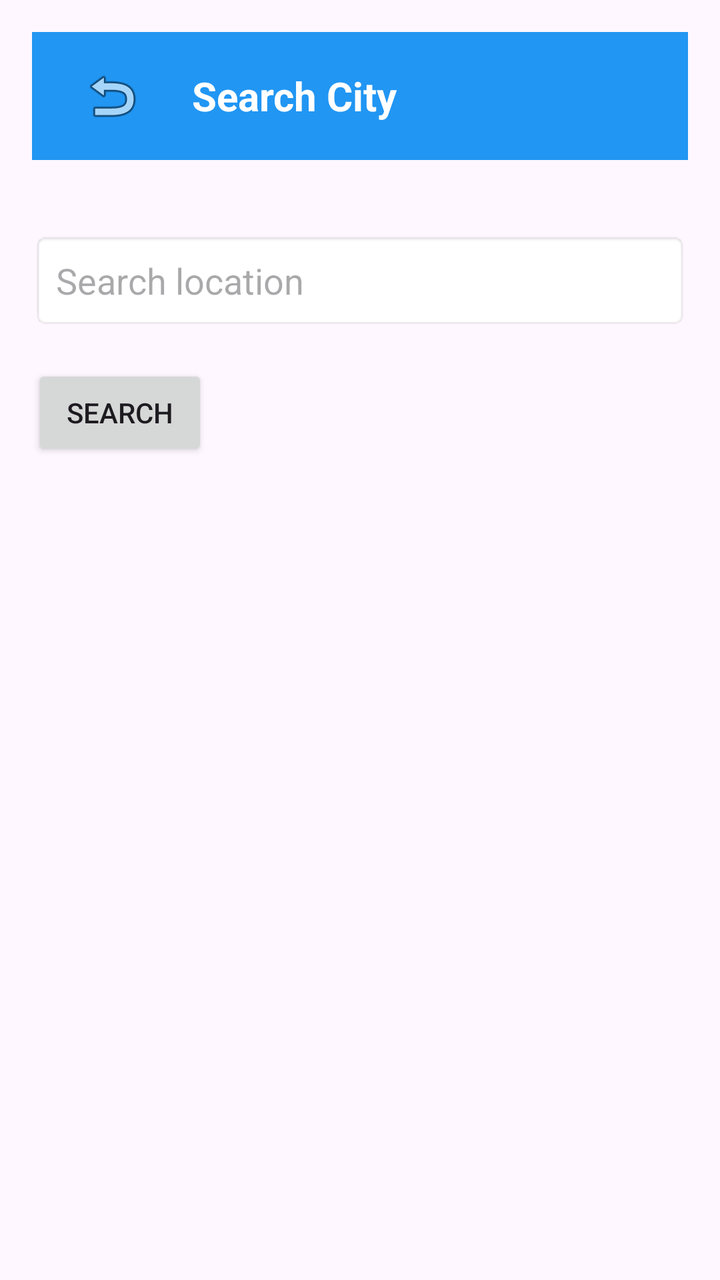
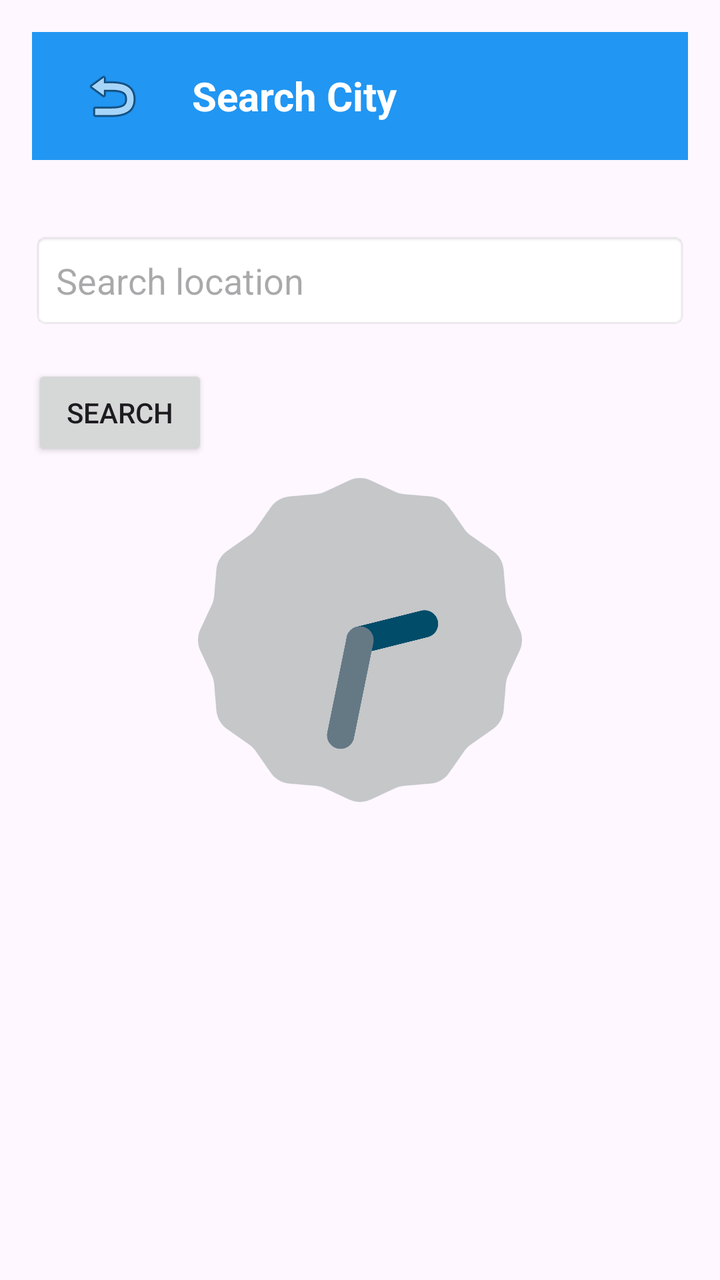

Before-and-after screenshots of an Android layout around one commit, followed by the original layout XML and the change that was made.
<!-- AndroidManifest.xml: application theme Theme.WeatherApp -->
<!-- res/layout/activity_search.xml -->
<?xml version="1.0" encoding="utf-8"?>
<RelativeLayout
    xmlns:android="http://schemas.android.com/apk/res/android"
    android:orientation="vertical"
    android:layout_width="match_parent"
    android:layout_height="match_parent"
    android:padding="16dp">

    <androidx.appcompat.widget.Toolbar
        android:id="@+id/toolbar"
        android:layout_width="match_parent"
        android:layout_height="?attr/actionBarSize"
        android:background="#2196F3"
        android:elevation="4dp">

        <ImageButton
            android:id="@+id/backButton"
            android:layout_width="wrap_content"
            android:layout_height="wrap_content"
            android:src="@android:drawable/ic_menu_revert"
            android:background="?attr/selectableItemBackgroundBorderless"
            android:contentDescription="Back"
            android:padding="8dp"/>

        <TextView
            android:layout_width="wrap_content"
            android:layout_height="wrap_content"
            android:text="Search City"
            android:textColor="#FFFFFF"
            android:textSize="20sp"
            android:textStyle="bold"
            android:layout_marginStart="32dp"/>

    </androidx.appcompat.widget.Toolbar>

    <EditText
        android:id="@+id/locationSearch"
        android:layout_width="match_parent"
        android:layout_height="wrap_content"
        android:layout_marginTop="100dp"
        android:layout_marginBottom="10dp"
        android:background="@android:drawable/editbox_background"
        android:hint="Search location"
        android:padding="12dp" />

    <Button
        android:id="@+id/searchButton"
        android:layout_width="wrap_content"
        android:layout_height="wrap_content"
        android:layout_below="@+id/locationSearch"
        android:text="Search"
        android:layout_marginTop="8dp"/>

</RelativeLayout>
<!-- resources referenced by this layout -->
<resources>
  <style name="Theme.WeatherApp" parent="Base.Theme.WeatherApp" />
  <style name="Base.Theme.WeatherApp" parent="Theme.Material3.DayNight.NoActionBar">
          
          
      </style>
</resources>

<!-- the commit's change to res/layout/activity_search.xml (unified diff, before → after) -->
@@ -51,4 +51,13 @@
         android:text="Search"
         android:layout_marginTop="8dp"/>
 
+    <AnalogClock
+        android:id="@+id/analogClock"
+        android:layout_width="162dp"
+        android:layout_height="200dp"
+        android:layout_marginTop="16dp"
+        android:layout_centerHorizontal="true"
+        android:layout_centerVertical="true"
+        />
+
 </RelativeLayout>
